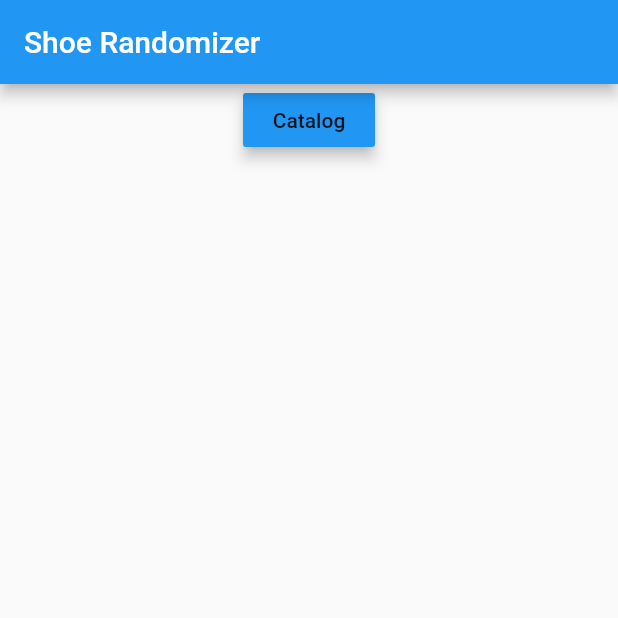
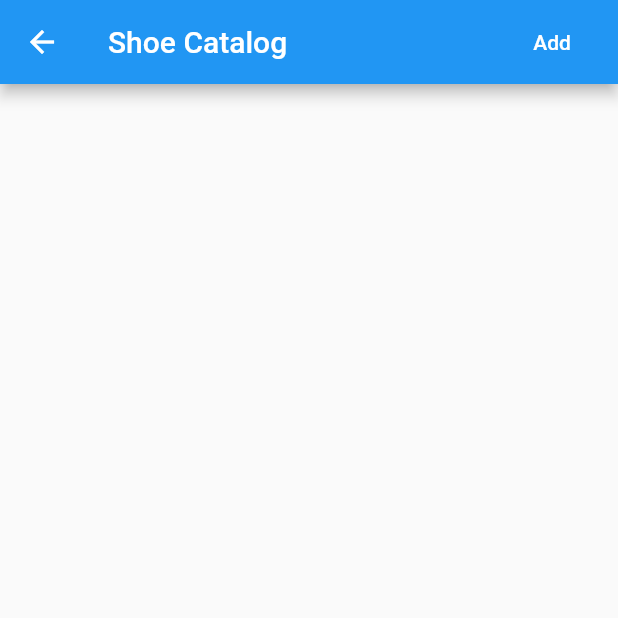
Before and after one commit to jmhwang7/shoe-randomizer, a Flutter app: the screen it shows after launch, after a tap on "Catalog", on a phone screen of 412 x 824 dp, the top half of it. Run offline on Flutter 3.47's test engine with Material 2 defaults, Android fonts, the phone set to English and light mode, and no system bars.

Commit message:
Add new screen and onPressed function in home screen transitioning to the new screen.

```diff
--- /dev/null
+++ b/lib/catalog_screen.dart
@@ -0,0 +1,20 @@
+import 'package:flutter/material.dart';
+
+class CatalogScreen extends StatelessWidget {
+  @override
+  Widget build(BuildContext context) {
+    return Scaffold(
+      appBar: AppBar(
+        title: Text('Shoe Catalog'),
+        actions: <Widget>[
+          FlatButton(
+            child: Text('Add'),
+            textColor: Colors.white,
+            onPressed: () {},
+          )
+        ],
+      ),
+      body: Container(),
+    );
+  }
+}
--- a/lib/home_screen.dart
+++ b/lib/home_screen.dart
@@ -1,4 +1,5 @@
 import 'package:flutter/material.dart';
+import 'package:shoe_randomizer/catalog_screen.dart';
 
 class HomeScreen extends StatelessWidget {
   Widget _getContent( // #1
@@ -9,7 +10,12 @@ class HomeScreen extends StatelessWidget {
         color: Theme.of(context).accentColor,
         elevation: 4.0,
         splashColor: Colors.blueGrey,
-        onPressed: () {})
+        onPressed: () {
+          Navigator.of(context)
+            .push(MaterialPageRoute<void>(builder: (BuildContext context) {
+          return CatalogScreen();
+        }));
+        })
     ]);
   }
 
```
